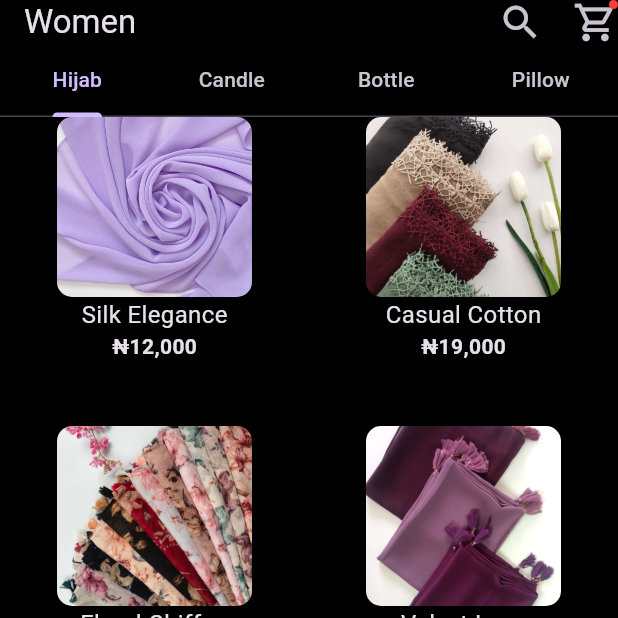
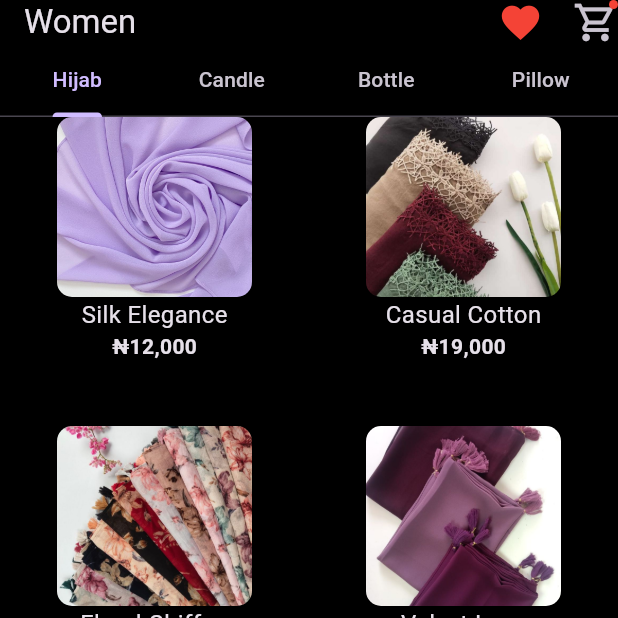
Before and after one commit to Nanafirdaus/e-commerce_ui, a Flutter app: the screen it shows after launch, on a phone screen of 412 x 824 dp, the top half of it. Run offline on Flutter 3.47's test engine with Material 3 defaults, Android fonts, the phone set to English and light mode, and no system bars.

```diff
--- a/lib/models/bottle_list.dart
+++ b/lib/models/bottle_list.dart
@@ -1,14 +1,65 @@
 import 'package:e_commerce_ui/models/product.dart';
 
+
 List<Product> bottles = [
-  Product(name: "Elegant Elixir", imageUrl: "assets/bottlepic/bottle1.jpg", price: "₦12,000", description: "Elegantly designed elixir bottle"),
-  Product(name: "Opulent Nectar", imageUrl: "assets/bottlepic/bottle2.jpg", price: "₦19,000", description: "Opulent and luxurious nectar bottle"),
-  Product(name: "Majestic Essence", imageUrl: "assets/bottlepic/bottle3.jpg", price: "₦15,500", description: "Majestic essence in a beautifully crafted bottle"),
-  Product(name: "Luxurious Infusion", imageUrl: "assets/bottlepic/bottle4.jpg", price: "₦8,000", description: "Infused with luxury in an exquisite bottle"),
-  Product(name: "Exquisite Elixir", imageUrl: "assets/bottlepic/bottle5.jpg", price: "₦22,400", description: "Exquisite elixir in a uniquely designed bottle"),
-  Product(name: "Sumptuous Aroma", imageUrl: "assets/bottlepic/bottle6.jpg", price: "₦14,600", description: "Sumptuous aroma in a stylish bottle"),
-  Product(name: "Regal Fragrance", imageUrl: "assets/bottlepic/bottle7.jpg", price: "₦16,000", description: "Regal fragrance captured in a regal bottle"),
-  Product(name: "Grand Elixir", imageUrl: "assets/bottlepic/bottle8.jpg", price: "₦11,500", description: "Grand elixir presented in a grand bottle"),
-  Product(name: "Prestigious Blend", imageUrl: "assets/bottlepic/bottle9.jpg", price: "₦12,000", description: "Prestigious blend showcased in a prestigious bottle"),
-  Product(name: "Divine Eau de Parfum", imageUrl: "assets/bottlepic/bottle10.jpg", price: "₦20,500", description: "Divine Eau de Parfum bottled with sophistication"),
+  Product(
+    name: "Elegant Elixir",
+    imageUrl: "assets/bottlepic/bottle1.jpg",
+    price: "₦12,000",
+    description: "Indulge in the refined taste of the Elegant Elixir, exquisitely presented in a bottle that seamlessly blends sophistication and style. This elixir boasts a meticulously crafted formula and an elegantly designed bottle that enhances the overall experience of its luxurious essence."
+  ),
+  Product(
+    name: "Opulent Nectar",
+    imageUrl: "assets/bottlepic/bottle2.jpg",
+    price: "₦19,000",
+    description: "Experience opulence with Opulent Nectar, a bottle of pure luxury. The design reflects the richness of the nectar within, creating a truly luxurious sensation. Immerse yourself in the world of extravagance as you indulge in this premium offering."
+  ),
+  Product(
+    name: "Majestic Essence",
+    imageUrl: "assets/bottlepic/bottle3.jpg",
+    price: "₦15,500",
+    description: "Embark on a journey of sensory delight with Majestic Essence. Encased in a beautifully crafted bottle, this fragrance captivates with its unique blend of notes. Let the majestic essence transport you to a realm of elegance and allure."
+  ),
+  Product(
+    name: "Luxurious Infusion",
+    imageUrl: "assets/bottlepic/bottle4.jpg",
+    price: "₦8,000",
+    description: "Immerse yourself in luxury with the Luxurious Infusion. This exquisite elixir is infused with opulence and presented in a bottle of unparalleled beauty. Elevate your senses and indulge in the refined essence of this prestigious blend."
+  ),
+  Product(
+    name: "Exquisite Elixir",
+    imageUrl: "assets/bottlepic/bottle5.jpg",
+    price: "₦22,400",
+    description: "Discover the pinnacle of refinement with the Exquisite Elixir. Encased in a uniquely designed bottle, this elixir captures the essence of sophistication. Indulge in the luxurious blend and unparalleled craftsmanship that define this exquisite offering."
+  ),
+  Product(
+    name: "Sumptuous Aroma",
+    imageUrl: "assets/bottlepic/bottle6.jpg",
+    price: "₦14,600",
+    description: "Immerse yourself in the Sumptuous Aroma, delicately captured in a stylish bottle. This fragrance offers a symphony of enticing notes, creating an olfactory experience that is both luxurious and enchanting. Elevate your senses with this exquisite elixir."
+  ),
+  Product(
+    name: "Regal Fragrance",
+    imageUrl: "assets/bottlepic/bottle7.jpg",
+    price: "₦16,000",
+    description: "Experience the Regal Fragrance, captured in a bottle that exudes royalty. This fragrance is a harmonious blend of opulent notes, creating a regal olfactory experience. Embrace the essence of sophistication with this regally presented elixir."
+  ),
+  Product(
+    name: "Grand Elixir",
+    imageUrl: "assets/bottlepic/bottle8.jpg",
+    price: "₦11,500",
+    description: "Indulge in the Grand Elixir, presented in a bottle that embodies grandeur. This exquisite elixir offers a blend of rich and captivating notes, creating a sensory experience that is truly grand. Elevate your senses with the opulence of this prestigious elixir."
+  ),
+  Product(
+    name: "Prestigious Blend",
+    imageUrl: "assets/bottlepic/bottle9.jpg",
+    price: "₦12,000",
+    description: "Savor the Prestigious Blend, showcased in a bottle that reflects its esteemed nature. This exquisite elixir is a harmonious fusion of rare ingredients, creating a blend that is truly prestigious. Indulge in the sophistication and refinement of this exceptional offering."
+  ),
+  Product(
+    name: "Divine Eau de Parfum",
+    imageUrl: "assets/bottlepic/bottle10.jpg",
+    price: "₦20,500",
+    description: "Immerse yourself in the Divine Eau de Parfum, bottled with unparalleled sophistication. This fragrance is an embodiment of divine allure, captured in a bottle that reflects timeless elegance. Indulge in the ethereal essence of this exquisite elixir."
+  ),
 ];
--- a/lib/models/candle_list.dart
+++ b/lib/models/candle_list.dart
@@ -1,14 +1,64 @@
 import 'package:e_commerce_ui/models/product.dart';
 
 List<Product> candles = [
-  Product(name: "Scented Vanilla", imageUrl: "assets/candlepic/candle1.jpg", price: "₦15,000", description: "Warm vanilla scented candle"),
-  Product(name: "Cozy Lavender", imageUrl: "assets/candlepic/candle2.jpg", price: "₦22,500", description: "Relaxing cozy lavender candle"),
-  Product(name: "Fresh Linen", imageUrl: "assets/candlepic/candle3.jpg", price: "₦18,750", description: "Crisp fresh linen scented candle"),
-  Product(name: "Warm Amber", imageUrl: "assets/candlepic/candle4.jpg", price: "₦10,000", description: "Rich and warm amber scented candle"),
-  Product(name: "Citrus Burst", imageUrl: "assets/candlepic/candle5.jpg", price: "₦25,000", description: "Energetic citrus burst candle"),
-  Product(name: "Cinnamon Spice", imageUrl: "assets/candlepic/candle6.jpg", price: "₦16,250", description: "Cozy cinnamon spice scented candle"),
-  Product(name: "Ocean Breeze", imageUrl: "assets/candlepic/candle7.jpg", price: "₦17,500", description: "Refreshing ocean breeze scented candle"),
-  Product(name: "Pumpkin Patch", imageUrl: "assets/candlepic/candle8.jpg", price: "₦12,250", description: "Festive pumpkin patch scented candle"),
-  Product(name: "Holiday Cheer", imageUrl: "assets/candlepic/candle9.jpg", price: "₦13,000", description: "Joyful holiday cheer scented candle"),
-  Product(name: "Fireside Glow", imageUrl: "assets/candlepic/candle10.jpg", price: "₦22,000", description: "Cozy fireside glow scented candle"),
+  Product(
+    name: "Scented Vanilla",
+    imageUrl: "assets/candlepic/candle1.jpg",
+    price: "₦15,000",
+    description: "Immerse yourself in the warm embrace of Scented Vanilla. This candle offers a comforting blend of vanilla notes, creating a soothing and inviting atmosphere. Let the gentle aroma fill your space with tranquility and warmth."
+  ),
+  Product(
+    name: "Cozy Lavender",
+    imageUrl: "assets/candlepic/candle2.jpg",
+    price: "₦22,500",
+    description: "Indulge in the serene ambiance of Cozy Lavender. This candle is a perfect companion for relaxation, combining the calming essence of lavender with a cozy warmth. Transform your space into a haven of tranquility with this exquisite scented candle."
+  ),
+  Product(
+    name: "Fresh Linen",
+    imageUrl: "assets/candlepic/candle3.jpg",
+    price: "₦18,750",
+    description: "Experience the crispness of Fresh Linen with this scented candle. The invigorating aroma captures the essence of freshly laundered linens, bringing a sense of cleanliness and freshness to any room. Elevate your ambiance with the clean and revitalizing scent of this candle."
+  ),
+  Product(
+    name: "Warm Amber",
+    imageUrl: "assets/candlepic/candle4.jpg",
+    price: "₦10,000",
+    description: "Envelop yourself in the rich and warm ambiance of Warm Amber. This scented candle exudes a luxurious blend of amber notes, creating a cozy and inviting atmosphere. Illuminate your space with the captivating glow and delightful fragrance of this exquisite candle."
+  ),
+  Product(
+    name: "Citrus Burst",
+    imageUrl: "assets/candlepic/candle5.jpg",
+    price: "₦25,000",
+    description: "Ignite your senses with the energetic Citrus Burst candle. Infused with invigorating citrus notes, this candle brings a burst of freshness and vitality to any environment. Transform your space into a vibrant haven with the lively fragrance of this exquisite scented candle."
+  ),
+  Product(
+    name: "Cinnamon Spice",
+    imageUrl: "assets/candlepic/candle6.jpg",
+    price: "₦16,250",
+    description: "Cozy up to the delightful aroma of Cinnamon Spice. This scented candle blends the warm and comforting notes of cinnamon, creating a cozy and inviting atmosphere. Indulge in the comforting ambiance of this exquisite candle and let the spicy fragrance fill your space."
+  ),
+  Product(
+    name: "Ocean Breeze",
+    imageUrl: "assets/candlepic/candle7.jpg",
+    price: "₦17,500",
+    description: "Refresh your surroundings with the invigorating Ocean Breeze candle. Capturing the essence of a cool sea breeze, this scented candle brings a breath of fresh air to any room. Transform your space into a coastal retreat with the rejuvenating fragrance of this exquisite candle."
+  ),
+  Product(
+    name: "Pumpkin Patch",
+    imageUrl: "assets/candlepic/candle8.jpg",
+    price: "₦12,250",
+    description: "Celebrate the season with the festive Pumpkin Patch candle. Infused with the warm and spicy notes of pumpkin, this scented candle creates a cozy and inviting atmosphere. Bring the essence of autumn into your home with the delightful fragrance of this exquisite candle."
+  ),
+  Product(
+    name: "Holiday Cheer",
+    imageUrl: "assets/candlepic/candle9.jpg",
+    price: "₦13,000",
+    description: "Spread joy and warmth with the Holiday Cheer candle. This scented candle captures the spirit of the season, bringing a sense of festive cheer to any space. Illuminate your home with the delightful fragrance and festive glow of this exquisite holiday candle."
+  ),
+  Product(
+    name: "Fireside Glow",
+    imageUrl: "assets/candlepic/candle10.jpg",
+    price: "₦22,000",
+    description: "Cozy up to the warmth of the Fireside Glow candle. Infused with the comforting notes of a crackling fire, this scented candle creates a cozy and inviting ambiance. Transform your space into a haven of warmth and relaxation with the captivating fragrance of this exquisite candle."
+  ),
 ];
--- a/lib/models/pillow_list.dart
+++ b/lib/models/pillow_list.dart
@@ -1,14 +1,64 @@
 import 'package:e_commerce_ui/models/product.dart';
 
 List<Product> pillows = [
-  Product(name: "Velvet Dreams", imageUrl: "assets/pillowpic/pillow1.jpg", price: "₦12,000", description: "Luxurious velvet dream pillow for ultimate comfort"),
-  Product(name: "Cozy Comfort", imageUrl: "assets/pillowpic/pillow2.jpg", price: "₦19,000", description: "Cozy comfort in a soft and fluffy pillow"),
-  Product(name: "Floral Bliss", imageUrl: "assets/pillowpic/pillow3.jpg", price: "₦15,500", description: "Floral bliss with a touch of elegance in every pillow"),
-  Product(name: "Luxury Linen", imageUrl: "assets/pillowpic/pillow4.jpg", price: "₦8,000", description: "Luxury linen pillow for a refined sleeping experience"),
-  Product(name: "Silk Serenity", imageUrl: "assets/pillowpic/pillow5.jpg", price: "₦22,400", description: "Silk serenity captured in a beautiful pillow"),
-  Product(name: "Embroidered Elegance", imageUrl: "assets/pillowpic/pillow6.jpg", price: "₦14,600", description: "Elegantly embroidered pillow for a touch of sophistication"),
-  Product(name: "Geometric Harmony", imageUrl: "assets/pillowpic/pillow7.jpg", price: "₦16,000", description: "Geometric harmony in a stylish and modern pillow"),
-  Product(name: "Plush Patterns", imageUrl: "assets/pillowpic/pillow8.jpg", price: "₦11,500", description: "Plush patterns for a cozy and decorative pillow"),
-  Product(name: "Festive Fluff", imageUrl: "assets/pillowpic/pillow9.jpg", price: "₦12,000", description: "Festive fluff to bring joy to your living space"),
-  Product(name: "Velvet Whispers", imageUrl: "assets/pillowpic/pillow10.jpg", price: "₦20,500", description: "Velvet whispers in a luxurious pillow design"),
+  Product(
+    name: "Velvet Dreams",
+    imageUrl: "assets/pillowpic/pillow1.jpg",
+    price: "₦12,000",
+    description: "Indulge in the ultimate comfort with Velvet Dreams, a luxurious pillow crafted from sumptuous velvet. Experience a touch of opulence as you sink into the plush softness of this exquisite pillow, designed to elevate your relaxation to new heights."
+  ),
+  Product(
+    name: "Cozy Comfort",
+    imageUrl: "assets/pillowpic/pillow2.jpg",
+    price: "₦19,000",
+    description: "Experience Cozy Comfort like never before with this soft and fluffy pillow. Immerse yourself in the warmth and embrace of this comforting pillow, designed to provide a haven of relaxation. Transform your space into a cozy retreat with the unparalleled comfort of this exquisite pillow."
+  ),
+  Product(
+    name: "Floral Bliss",
+    imageUrl: "assets/pillowpic/pillow3.jpg",
+    price: "₦15,500",
+    description: "Bring a touch of elegance to your space with Floral Bliss, an exquisitely designed pillow adorned with beautiful floral patterns. Immerse yourself in the blissful charm of this decorative pillow, combining sophistication with comfort for a truly enchanting experience."
+  ),
+  Product(
+    name: "Luxury Linen",
+    imageUrl: "assets/pillowpic/pillow4.jpg",
+    price: "₦8,000",
+    description: "Indulge in a refined sleeping experience with the Luxury Linen pillow. Crafted from high-quality linen, this pillow offers a perfect blend of comfort and elegance. Elevate your bedtime routine with the luxurious touch and superior quality of this exquisite pillow."
+  ),
+  Product(
+    name: "Silk Serenity",
+    imageUrl: "assets/pillowpic/pillow5.jpg",
+    price: "₦22,400",
+    description: "Experience Silk Serenity with this beautiful pillow crafted from luxurious silk. Immerse yourself in the smooth and serene touch of this exquisite pillow, designed to add a touch of luxury to your living space. Elevate your comfort with the unparalleled softness of Silk Serenity."
+  ),
+  Product(
+    name: "Embroidered Elegance",
+    imageUrl: "assets/pillowpic/pillow6.jpg",
+    price: "₦14,600",
+    description: "Add a touch of sophistication to your space with the Elegantly Embroidered pillow. This exquisite pillow features intricate embroidery, creating an elegant and timeless design. Elevate your decor with the refined elegance and superior craftsmanship of this decorative pillow."
+  ),
+  Product(
+    name: "Geometric Harmony",
+    imageUrl: "assets/pillowpic/pillow7.jpg",
+    price: "₦16,000",
+    description: "Achieve Geometric Harmony in your living space with this stylish and modern pillow. The geometric patterns on this exquisite pillow bring a sense of balance and contemporary flair. Transform your decor with the harmonious design and trendy appeal of this unique pillow."
+  ),
+  Product(
+    name: "Plush Patterns",
+    imageUrl: "assets/pillowpic/pillow8.jpg",
+    price: "₦11,500",
+    description: "Cozy up to the Plush Patterns pillow, offering a perfect blend of comfort and decorative charm. The plush fabric and intricate patterns make this exquisite pillow a delightful addition to your living space. Elevate your home decor with the cozy and stylish appeal of Plush Patterns."
+  ),
+  Product(
+    name: "Festive Fluff",
+    imageUrl: "assets/pillowpic/pillow9.jpg",
+    price: "₦12,000",
+    description: "Bring joy to your living space with the Festive Fluff pillow. This decorative pillow is designed to add a touch of festivity to your home. Immerse yourself in the fluffy comfort and festive charm of this exquisite pillow, perfect for creating a joyful atmosphere."
+  ),
+  Product(
+    name: "Velvet Whispers",
+    imageUrl: "assets/pillowpic/pillow10.jpg",
+    price: "₦20,500",
+    description: "Whisper in luxury with the Velvet Whispers pillow. Crafted from sumptuous velvet, this exquisite pillow offers a combination of opulence and comfort. Immerse yourself in the plush softness and elegant design of Velvet Whispers, creating a luxurious retreat within your living space."
+  ),
 ];
--- a/lib/models/product.dart
+++ b/lib/models/product.dart
@@ -13,7 +13,9 @@ class Product {
     this.price,
     this.description,
   })  : count = 0,
-        isLiked = false;
+        isLiked = false
+
+        ;
 
   void incrementCount() {
     if (count! < 10) {
--- a/lib/screens/cart_screen.dart
+++ b/lib/screens/cart_screen.dart
@@ -5,6 +5,13 @@ class CartScreen extends StatelessWidget {
 
   @override
   Widget build(BuildContext context) {
-    return const Placeholder();
+    return Scaffold(
+      appBar: AppBar(
+        title: const Text("Cart"),
+      ),
+      body: const Center(
+        child: Text("Cart is Empty"),
+      ),
+    );
   }
 }
--- a/lib/screens/detail_screen.dart
+++ b/lib/screens/detail_screen.dart
@@ -11,6 +11,7 @@ class DetailScreen extends StatefulWidget {
 }
 
 class _DetailScreenState extends State<DetailScreen> {
+
   @override
   Widget build(BuildContext context) {
     double screenWidth = MediaQuery.of(context).size.width;
@@ -24,8 +25,8 @@ class _DetailScreenState extends State<DetailScreen> {
             child: Container(
               width: screenWidth,
               height: screenHeight / 2,
-              decoration: BoxDecoration(
-                color: Colors.grey[700],
+              decoration: const BoxDecoration(
+                color: Colors.black,
               ),
               child: Padding(
                 padding: const EdgeInsets.all(20.0),
@@ -113,10 +114,10 @@ class _DetailScreenState extends State<DetailScreen> {
                   children: [
                     Text(
                       widget.product.description!,
-                      style: TextStyle(
+                      style: const TextStyle(
                         fontSize: 15,
                         fontWeight: FontWeight.bold,
-                        color: Colors.grey[700],
+                        color: Colors.black,
                       ),
                     ),
                     const SizedBox(
@@ -130,10 +131,10 @@ class _DetailScreenState extends State<DetailScreen> {
                               widget.product.decrementCount();
                             });
                           },
-                          icon: Icon(
+                          icon: const Icon(
                             Icons.remove,
                             size: 28,
-                            color: Colors.grey[700],
+                            color: Colors.black,
                           ),
                         ),
                         const SizedBox(
@@ -156,10 +157,10 @@ class _DetailScreenState extends State<DetailScreen> {
                               widget.product.incrementCount();
                             });
                           },
-                          icon: Icon(
+                          icon: const Icon(
                             Icons.add,
                             size: 28,
-                            color: Colors.grey[700],
+                            color: Colors.black,
                           ),
                         ),
                         const SizedBox(
@@ -178,7 +179,7 @@ class _DetailScreenState extends State<DetailScreen> {
                             size: 28,
                             color: widget.product.isLiked!
                                 ? Colors.red
-                                : Colors.grey[700],
+                                : Colors.black,
                           ),
                         ),
                       ],
@@ -188,22 +189,10 @@ class _DetailScreenState extends State<DetailScreen> {
                         Stack(
                           alignment: Alignment.topRight,
                           children: [
-                            GestureDetector(
-                              onTap: () {
-                                Navigator.push(
-                                  context,
-                                  MaterialPageRoute(
-                                    builder: (context) {
-                                      return const CartScreen();
-                                    },
-                                  ),
-                                );
-                              },
-                              child: Icon(
-                                Icons.shopping_cart,
-                                color: Colors.grey[700],
-                                size: 40,
-                              ),
+                            const Icon(
+                              Icons.shopping_cart,
+                              color: Colors.black,
+                              size: 40,
                             ),
                             Badge.count(
                               count: widget.product.count!,
@@ -216,7 +205,7 @@ class _DetailScreenState extends State<DetailScreen> {
                         ),
                         ElevatedButton(
                           style: ElevatedButton.styleFrom(
-                            backgroundColor: Colors.grey[700],
+                            backgroundColor: Colors.black,
                             foregroundColor: Colors.white,
                             shape: const BeveledRectangleBorder(
                               borderRadius: BorderRadius.all(
@@ -225,7 +214,26 @@ class _DetailScreenState extends State<DetailScreen> {
                             ),
                             padding: const EdgeInsets.only(left: 85, right: 85),
                           ),
-                          onPressed: () {},
+                          onPressed: () {
+                            widget.product.count == 0
+                                ? ScaffoldMessenger.of(context).showSnackBar(
+                                    const SnackBar(
+                                      duration: Duration(seconds: 1),
+                                      showCloseIcon: true,
+                                      content: Text(
+                                        "There's nothing to buy in cart",
+                                      ),
+                                    ),
+                                  )
+                                : Navigator.push(
+                                    context,
+                                    MaterialPageRoute(
+                                      builder: (context) {
+                                        return const CartScreen();
+                                      },
+                                    ),
+                                  );
+                          },
                           child: const Text("BUY NOW"),
                         ),
                       ],
--- a/lib/screens/home.dart
+++ b/lib/screens/home.dart
@@ -2,6 +2,7 @@ import 'package:e_commerce_ui/models/bottle_list.dart';
 import 'package:e_commerce_ui/models/candle_list.dart';
 import 'package:e_commerce_ui/models/hijab_list.dart';
 import 'package:e_commerce_ui/models/pillow_list.dart';
+import 'package:e_commerce_ui/screens/like_screen.dart';
 import 'package:e_commerce_ui/screens/product_section.dart';
 import 'package:flutter/material.dart';
 
@@ -21,19 +22,32 @@ class _HomeScreenState extends State<HomeScreen> {
         child: NestedScrollView(
           headerSliverBuilder: (context, value) {
             return [
-              const SliverAppBar(
+              SliverAppBar(
                 backgroundColor: Colors.black,
                 toolbarHeight: 30,
-                title: Text("Women"),
+                title: const Text("Women"),
                 actions: [
-                  Icon(
-                    Icons.search,
-                    size: 30,
+                  GestureDetector(
+                    onTap: () {
+                      Navigator.push(
+                        context,
+                        MaterialPageRoute(
+                          builder: (context) {
+                            return const LikeScreen(likedProduct: [],);
+                          },
+                        ),
+                      );
+                    },
+                    child: const Icon(
+                      Icons.favorite,
+                      color: Colors.red,
+                      size: 30,
+                    ),
                   ),
-                  SizedBox(
+                  const SizedBox(
                     width: 20,
                   ),
-                  Stack(
+                  const Stack(
                     alignment: Alignment.topRight,
                     children: [
                       Icon(
@@ -46,7 +60,7 @@ class _HomeScreenState extends State<HomeScreen> {
                     ],
                   ),
                 ],
-                bottom: TabBar(
+                bottom: const TabBar(
                   tabs: [
                     Tab(
                       text: "Hijab",
--- /dev/null
+++ b/lib/screens/like_screen.dart
@@ -0,0 +1,23 @@
+import 'package:e_commerce_ui/models/product.dart';
+import 'package:flutter/material.dart';
+
+class LikeScreen extends StatelessWidget {
+  final List<Product> likedProduct;
+  const LikeScreen({required this.likedProduct, super.key});
+
+  @override
+  Widget build(BuildContext context) {
+    return Scaffold(
+      appBar: AppBar(
+        title: const Text("Liked Items"),
+      ),
+      body: ListView.builder(
+          itemCount: likedProduct.length,
+          itemBuilder: (context, index) {
+            return ListTile(
+              title: Text(likedProduct[index].name!),
+            );
+          }),
+    );
+  }
+}
```
